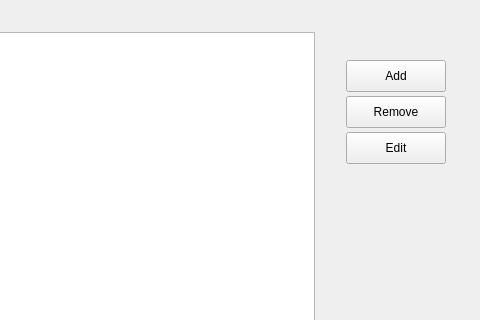
First picture: the form in UserApp/ManageDrivesDialog.ui, repository proximax-storage/cpp-xpx-storage-user-app, before the edit; both pictures show x 86 to 566 and y 0 to 320 of the 566 by 441 pixel window.
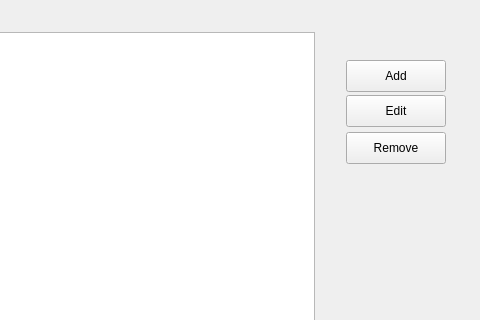
Second picture: the form after the edit.

Commit message: ManageDrivesDialog buttons

```diff
--- a/UserApp/ManageDrivesDialog.ui
+++ b/UserApp/ManageDrivesDialog.ui
@@ -70,7 +70,7 @@
    <property name="geometry">
     <rect>
      <x>432</x>
-     <y>96</y>
+     <y>132</y>
      <width>100</width>
      <height>32</height>
     </rect>
@@ -83,7 +83,7 @@
    <property name="geometry">
     <rect>
      <x>432</x>
-     <y>132</y>
+     <y>95</y>
      <width>100</width>
      <height>32</height>
     </rect>
```
The commit also changes 6 other files.
